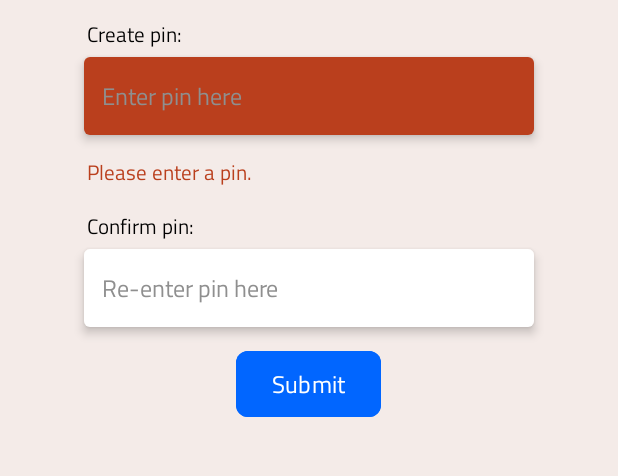
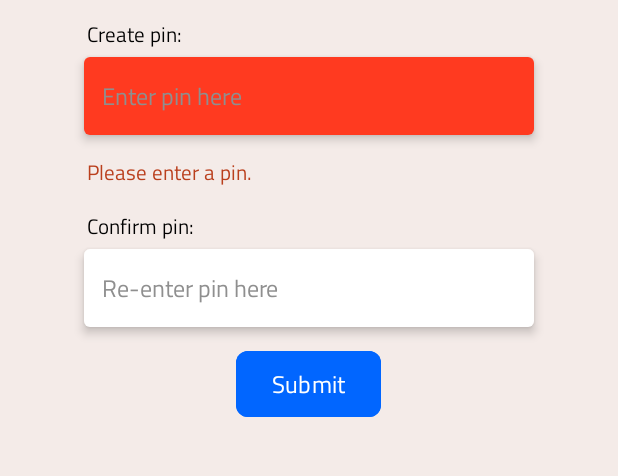
Before and after one commit to pdhaynes/SecureStash, an Android app: the screen it shows after launch (MainActivity), after a tap on "Submit", on a phone screen of 412 x 824 dp, the part 604-1080 px from its top. Run offline under Robolectric (Android 15) with nearby library versions, the phone set to English and light mode, and no system bars.

Commit message:
-Misc changes

```diff
--- a/app/src/main/java/com/example/securestash/MainActivity.kt
+++ b/app/src/main/java/com/example/securestash/MainActivity.kt
@@ -177,7 +177,7 @@ class MainActivity : AppCompatActivity() {
                         signupPinStatus.text = "PIN must be 6 digits."
                         signupPinStatus.visibility = View.VISIBLE
 
-                        signupPinField.backgroundTintList = ColorStateList.valueOf(ContextCompat.getColor(this@MainActivity, R.color.rust))
+                        signupPinField.backgroundTintList = ColorStateList.valueOf(ContextCompat.getColor(this@MainActivity, R.color.scarlet))
                     } else {
                         signupPinStatus.visibility = View.GONE
                         initialPass = inputText
@@ -200,7 +200,7 @@ class MainActivity : AppCompatActivity() {
                         signupConfirmPinStatus.text = "PINs do not match."
                         signupConfirmPinStatus.visibility = View.VISIBLE
 
-                        signupConfirmPinField.backgroundTintList = ColorStateList.valueOf(ContextCompat.getColor(this@MainActivity, R.color.rust))
+                        signupConfirmPinField.backgroundTintList = ColorStateList.valueOf(ContextCompat.getColor(this@MainActivity, R.color.scarlet))
                     }
                     else {
                         signupConfirmPinStatus.visibility = View.GONE
@@ -219,14 +219,14 @@ class MainActivity : AppCompatActivity() {
                     signupPinStatus.visibility = View.VISIBLE
                     Toast.makeText(this, errMsg, Toast.LENGTH_SHORT).show()
 
-                    signupPinField.backgroundTintList = ColorStateList.valueOf(ContextCompat.getColor(this, R.color.rust))
+                    signupPinField.backgroundTintList = ColorStateList.valueOf(ContextCompat.getColor(this, R.color.scarlet))
                 } else if (initialPass != confirmPass) {
                     val errMsg = "PINs do not match."
                     signupConfirmPinStatus.text = errMsg
                     signupConfirmPinStatus.visibility = View.VISIBLE
                     Toast.makeText(this, errMsg, Toast.LENGTH_SHORT).show()
 
-                    signupConfirmPinField.backgroundTintList = ColorStateList.valueOf(ContextCompat.getColor(this, R.color.rust))
+                    signupConfirmPinField.backgroundTintList = ColorStateList.valueOf(ContextCompat.getColor(this, R.color.scarlet))
 
                 } else {
                     // TODO
@@ -247,11 +247,19 @@ class MainActivity : AppCompatActivity() {
 
         // endregion
 
+        // TODO
+        // This is not a secure way to store user pins
         val sharedPreferences = getSharedPreferences("secure_stash", MODE_PRIVATE)
         val storedUserPin = sharedPreferences.getString("user_pin_enc", null)
+
         val fileDirectory: File = File(filesDir, "Files")
         if (!fileDirectory.exists()) {
             fileDirectory.mkdir()
+        }
+
+        val statsFile: File = File(cacheDir, "stats.json")
+        if (!statsFile.exists()) {
+            statsFile.createNewFile()
         }
 
         val tempDirectory: File = File(filesDir, "Temp")
```
